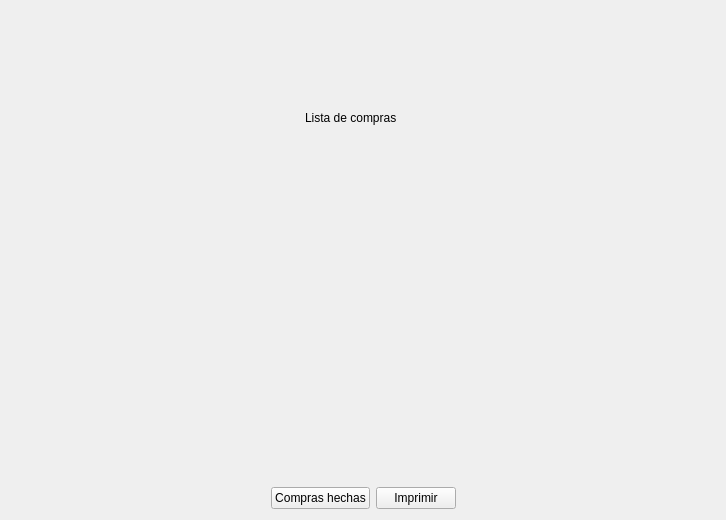
First picture: the form in marketlistwidget.ui, repository jesusgp22/Icemart, before the edit.
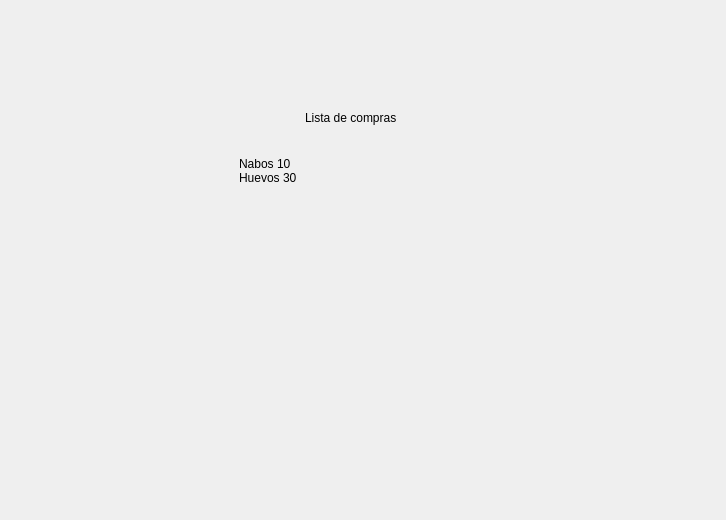
Second picture: the form after the edit. Icons and pictures are not drawn.

The edit to the form file:
```diff
--- a/marketlistwidget.ui
+++ b/marketlistwidget.ui
@@ -144,6 +144,16 @@
           <property name="styleSheet">
            <string notr="true">background-color: rgba(255, 255, 255, 0);</string>
           </property>
+          <item>
+           <property name="text">
+            <string>Nabos 10</string>
+           </property>
+          </item>
+          <item>
+           <property name="text">
+            <string>Huevos 30</string>
+           </property>
+          </item>
          </widget>
         </item>
         <item row="1" column="2">
@@ -195,14 +205,40 @@
      <item>
       <widget class="QPushButton" name="pushButton_2">
        <property name="text">
-        <string>Compras hechas</string>
+        <string/>
+       </property>
+       <property name="icon">
+        <iconset resource="res.qrc">
+         <normaloff>:/res/listrecipeicon.png</normaloff>:/res/listrecipeicon.png</iconset>
+       </property>
+       <property name="iconSize">
+        <size>
+         <width>60</width>
+         <height>60</height>
+        </size>
+       </property>
+       <property name="flat">
+        <bool>true</bool>
        </property>
       </widget>
      </item>
      <item>
       <widget class="QPushButton" name="pushButton">
        <property name="text">
-        <string>Imprimir</string>
+        <string/>
+       </property>
+       <property name="icon">
+        <iconset resource="res.qrc">
+         <normaloff>:/res/print.ico</normaloff>:/res/print.ico</iconset>
+       </property>
+       <property name="iconSize">
+        <size>
+         <width>60</width>
+         <height>60</height>
+        </size>
+       </property>
+       <property name="flat">
+        <bool>true</bool>
        </property>
       </widget>
      </item>
```
Left out of the diff: 3 changed lines with no effect on the pictures.
